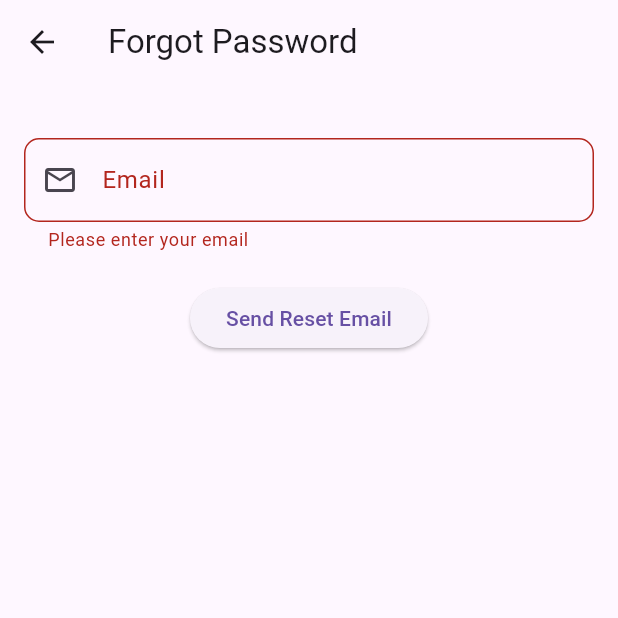
After one commit to Susadi11/Flutter-Expense-Tracker, a Flutter app: the ForgotPassword screen opened directly, after a tap on "Send Reset Email", on a phone screen of 412 x 824 dp, the top half of it. The commit adds this screen. Run offline on Flutter 3.47's test engine with Material 3 defaults, Android fonts, the phone set to English and light mode, and no system bars; our stand-ins replace connectivity_plus, firebase_auth, firebase_core, fluttertoast, font_awesome_flutter, google_sign_in and 2 more; accounts and stored records are empty; network calls fail.

Commit message:
implement forgot password method

```diff
--- /dev/null
+++ b/frontend/lib/forgot_password.dart
@@ -0,0 +1,92 @@
+import 'package:flutter/material.dart';
+import 'package:firebase_auth/firebase_auth.dart';
+import 'package:expense_tracker/toast.dart';
+
+class ForgotPassword extends StatefulWidget {
+  const ForgotPassword({Key? key}) : super(key: key);
+
+  @override
+  _ForgotPasswordState createState() => _ForgotPasswordState();
+}
+
+class _ForgotPasswordState extends State<ForgotPassword> {
+  final _formKey = GlobalKey<FormState>();
+  final TextEditingController _emailController = TextEditingController();
+  final FirebaseAuth _auth = FirebaseAuth.instance;
+  bool isSendingResetEmail = false;
+
+  @override
+  Widget build(BuildContext context) {
+    return Scaffold(
+      appBar: AppBar(
+        title: const Text('Forgot Password'),
+      ),
+      body: Padding(
+        padding: const EdgeInsets.all(16.0),
+        child: Form(
+          key: _formKey,
+          child: Column(
+            children: [
+              const SizedBox(height: 20),
+              TextFormField(
+                controller: _emailController,
+                keyboardType: TextInputType.emailAddress,
+                decoration: InputDecoration(
+                  labelText: 'Email',
+                  prefixIcon: Icon(Icons.email_outlined),
+                  border: OutlineInputBorder(
+                    borderRadius: BorderRadius.circular(10),
+                  ),
+                  enabledBorder: OutlineInputBorder(
+                    borderRadius: BorderRadius.circular(10),
+                  ),
+                ),
+                validator: (String? value) {
+                  if (value == null || value.isEmpty) {
+                    return 'Please enter your email';
+                  } else if (!value.contains('@') || !value.contains('.')) {
+                    return 'Please enter a valid email';
+                  }
+                  return null;
+                },
+              ),
+              const SizedBox(height: 20),
+              ElevatedButton(
+                onPressed: isSendingResetEmail ? null : _resetPassword,
+                child: isSendingResetEmail
+                    ? CircularProgressIndicator(color: Colors.white)
+                    : const Text('Send Reset Email'),
+              ),
+            ],
+          ),
+        ),
+      ),
+    );
+  }
+
+  void _resetPassword() async {
+    if (_formKey.currentState?.validate() ?? false) {
+      setState(() {
+        isSendingResetEmail = true;
+      });
+
+      try {
+        await _auth.sendPasswordResetEmail(
+            email: _emailController.text.trim());
+        showToast(message: 'Password reset email sent');
+      } on FirebaseAuthException catch (e) {
+        showToast(message: 'Failed to send reset email: ${e.code}');
+      } finally {
+        setState(() {
+          isSendingResetEmail = false;
+        });
+      }
+    }
+  }
+
+  @override
+  void dispose() {
+    _emailController.dispose();
+    super.dispose();
+  }
+}
--- a/frontend/lib/login.dart
+++ b/frontend/lib/login.dart
@@ -5,6 +5,7 @@ import 'package:firebase_auth/firebase_auth.dart';
 import 'package:expense_tracker/user_auth/firebase_auth_implementation/firebase_auth_services.dart';
 import 'signup.dart';
 import 'profile.dart';
+import 'forgot_password.dart';
 
 class Login extends StatefulWidget {
   const Login({Key? key}) : super(key: key);
@@ -103,7 +104,21 @@ class _LoginState extends State<Login> {
                   return null;
                 },
               ),
-              const SizedBox(height: 60),
+              const SizedBox(height: 10),
+              TextButton(
+                onPressed: () {
+                  Navigator.push(
+                    context,
+                    MaterialPageRoute(
+                      builder: (context) {
+                        return const ForgotPassword();
+                      },
+                    ),
+                  );
+                },
+                child: const Text("Forgot Password?"),
+              ),
+              const SizedBox(height: 50),
               Column(
                 children: [
                   ElevatedButton(
```
